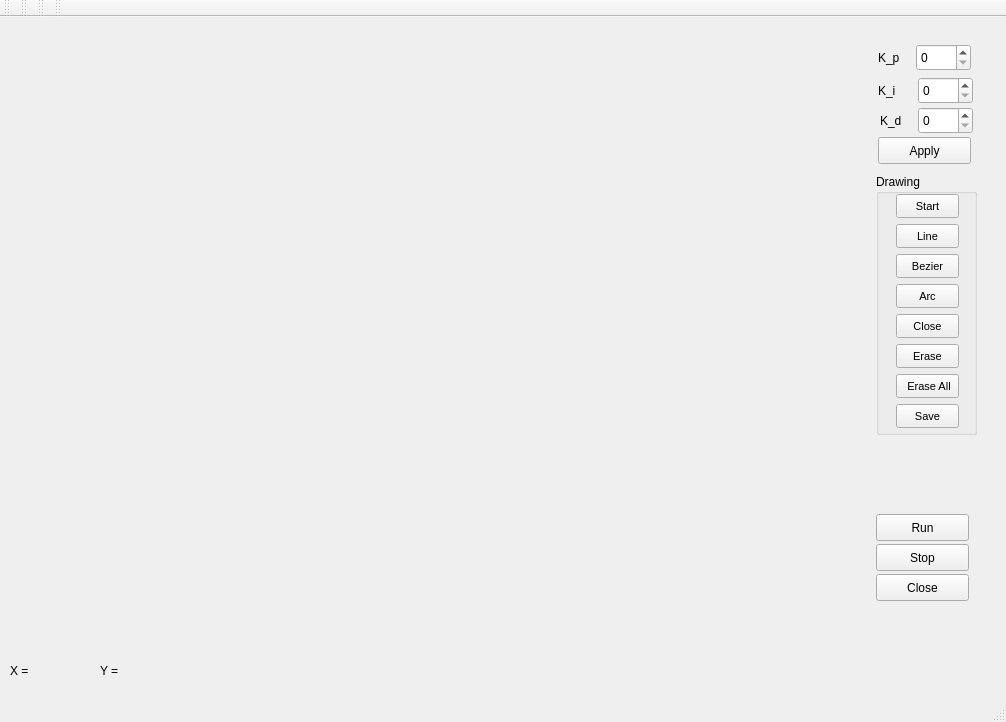
Above: MotionPhill/ui/motion.ui from RoboJackets/robocup-software before the change. Below: the same form after it.
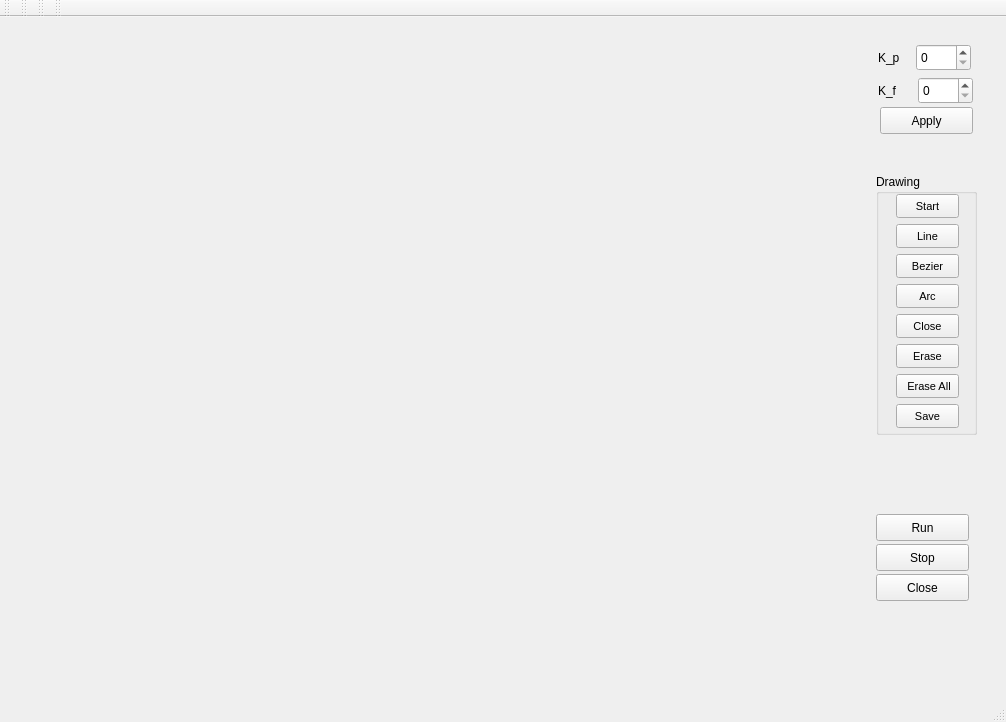
That is the form after the change.

What changed in the file:
```diff
--- a/MotionPhill/ui/motion.ui
+++ b/MotionPhill/ui/motion.ui
@@ -78,7 +78,7 @@
      </rect>
     </property>
     <property name="text" >
-     <string>K_i</string>
+     <string>K_f</string>
     </property>
    </widget>
    <widget class="QSpinBox" name="K_i" >
@@ -94,37 +94,11 @@
      <number>500</number>
     </property>
    </widget>
-   <widget class="QLabel" name="kD" >
-    <property name="geometry" >
-     <rect>
-      <x>880</x>
-      <y>90</y>
-      <width>32</width>
-      <height>27</height>
-     </rect>
-    </property>
-    <property name="text" >
-     <string>K_d</string>
-    </property>
-   </widget>
-   <widget class="QSpinBox" name="K_d" >
-    <property name="geometry" >
-     <rect>
-      <x>918</x>
-      <y>90</y>
-      <width>55</width>
-      <height>27</height>
-     </rect>
-    </property>
-    <property name="maximum" >
-     <number>500</number>
-    </property>
-   </widget>
    <widget class="QPushButton" name="apply" >
     <property name="geometry" >
      <rect>
-      <x>878</x>
-      <y>120</y>
+      <x>880</x>
+      <y>90</y>
       <width>93</width>
       <height>27</height>
      </rect>
@@ -303,42 +277,16 @@
      </property>
     </widget>
    </widget>
-   <widget class="QLabel" name="xPos" >
+   <widget class="QWidget" name="gridLayoutWidget" >
     <property name="geometry" >
      <rect>
-      <x>10</x>
-      <y>640</y>
-      <width>71</width>
-      <height>27</height>
+      <x>30</x>
+      <y>19</y>
+      <width>811</width>
+      <height>611</height>
      </rect>
     </property>
-    <property name="text" >
-     <string>X = </string>
-    </property>
-   </widget>
-   <widget class="QLabel" name="yPos" >
-    <property name="geometry" >
-     <rect>
-      <x>100</x>
-      <y>640</y>
-      <width>91</width>
-      <height>27</height>
-     </rect>
-    </property>
-    <property name="text" >
-     <string>Y = </string>
-    </property>
-   </widget>
-   <widget class="QWidget" name="gridLayout" >
-    <property name="geometry" >
-     <rect>
-      <x>10</x>
-      <y>10</y>
-      <width>841</width>
-      <height>581</height>
-     </rect>
-    </property>
-    <layout class="QGridLayout" />
+    <layout class="QGridLayout" name="gridLayout" />
    </widget>
   </widget>
   <widget class="QMenuBar" name="menubar" >
```
Left out of the diff: 4 changed lines with no effect on the pictures.
